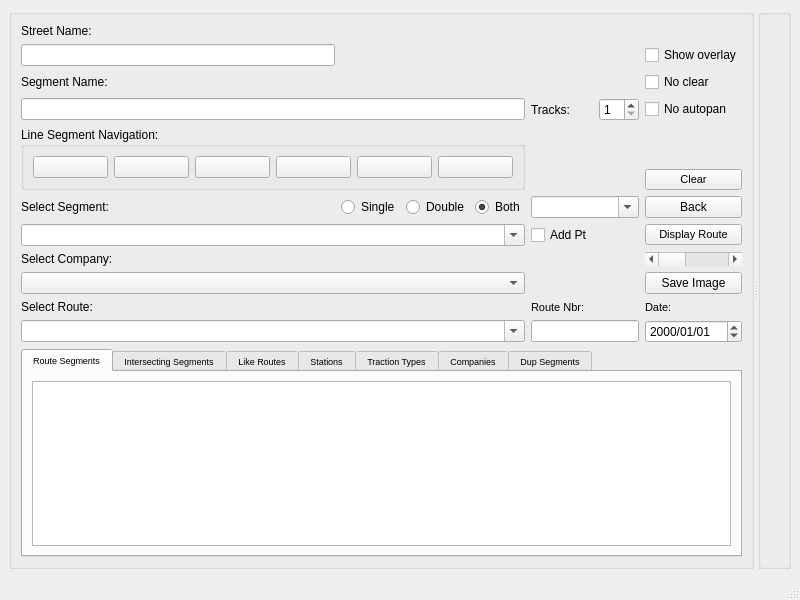
Qt form mapper_app/ui/mainwindow.ui (allenck/mapper) before a commit.
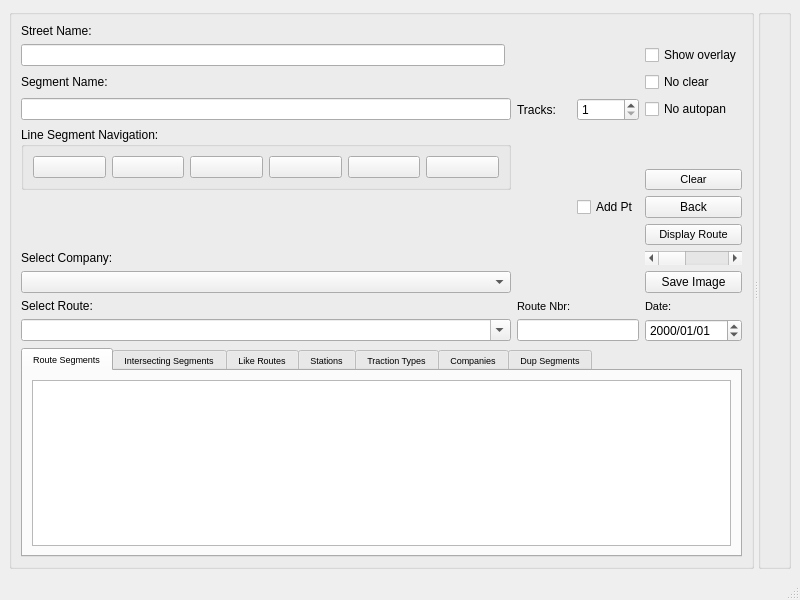
The same form after that commit. Icons and pictures are not drawn. Custom widgets are drawn as their Qt base class.

Patch:
```diff
--- a/mapper_app/ui/mainwindow.ui
+++ b/mapper_app/ui/mainwindow.ui
@@ -130,16 +130,6 @@
           </property>
          </widget>
         </item>
-        <item row="8" column="2">
-         <widget class="QCheckBox" name="chkAddPt">
-          <property name="toolTip">
-           <string>Check to automatically turn on add point mode when selecting a segment from the combo box.</string>
-          </property>
-          <property name="text">
-           <string>Add Pt</string>
-          </property>
-         </widget>
-        </item>
         <item row="13" column="0" colspan="5">
          <widget class="QTabWidget" name="tabWidget">
           <property name="sizePolicy">
@@ -349,41 +339,7 @@
          </widget>
         </item>
         <item row="7" column="1">
-         <layout class="QHBoxLayout" name="horizontalLayout_4">
-          <item>
-           <widget class="QRadioButton" name="rbSingle">
-            <property name="toolTip">
-             <string>&lt;html&gt;&lt;head/&gt;&lt;body&gt;&lt;p&gt;Click to display only single track segments&lt;/p&gt;&lt;/body&gt;&lt;/html&gt;</string>
-            </property>
-            <property name="text">
-             <string>Single</string>
-            </property>
-           </widget>
-          </item>
-          <item>
-           <widget class="QRadioButton" name="rbDouble">
-            <property name="toolTip">
-             <string>&lt;html&gt;&lt;head/&gt;&lt;body&gt;&lt;p&gt;Click to display only double track segments&lt;/p&gt;&lt;/body&gt;&lt;/html&gt;</string>
-            </property>
-            <property name="text">
-             <string>Double</string>
-            </property>
-           </widget>
-          </item>
-          <item>
-           <widget class="QRadioButton" name="rbBoth">
-            <property name="toolTip">
-             <string>&lt;html&gt;&lt;head/&gt;&lt;body&gt;&lt;p&gt;Click to display both single and double track segments.&lt;/p&gt;&lt;/body&gt;&lt;/html&gt;</string>
-            </property>
-            <property name="text">
-             <string>Both</string>
-            </property>
-            <property name="checked">
-             <bool>true</bool>
-            </property>
-           </widget>
-          </item>
-         </layout>
+         <layout class="QHBoxLayout" name="horizontalLayout_4"/>
         </item>
         <item row="12" column="0" colspan="2">
          <widget class="CComboBox" name="cbRoute">
@@ -401,19 +357,6 @@
           </property>
          </widget>
         </item>
-        <item row="8" column="0" colspan="2">
-         <widget class="CComboBox" name="cbSegments">
-          <property name="contextMenuPolicy">
-           <enum>Qt::ActionsContextMenu</enum>
-          </property>
-          <property name="toolTip">
-           <string>&lt;html&gt;&lt;head/&gt;&lt;body&gt;&lt;p&gt;Select a segment from the combobox to be displayed. Or type a segment number.&lt;/p&gt;&lt;/body&gt;&lt;/html&gt;</string>
-          </property>
-          <property name="editable">
-           <bool>true</bool>
-          </property>
-         </widget>
-        </item>
         <item row="11" column="4">
          <widget class="QLabel" name="label_3">
           <property name="font">
@@ -453,13 +396,6 @@
           </property>
          </widget>
         </item>
-        <item row="7" column="0">
-         <widget class="QLabel" name="label_4">
-          <property name="text">
-           <string>Select Segment:</string>
-          </property>
-         </widget>
-        </item>
         <item row="4" column="2">
          <widget class="QLabel" name="lblPoint">
           <property name="toolTip">
@@ -643,13 +579,6 @@
           </property>
          </widget>
         </item>
-        <item row="7" column="2" colspan="2">
-         <widget class="QComboBox" name="cbStreets">
-          <property name="editable">
-           <bool>true</bool>
-          </property>
-         </widget>
-        </item>
         <item row="11" column="0">
          <widget class="QLabel" name="label_5">
           <property name="text">
@@ -681,6 +610,19 @@
           </property>
          </widget>
         </item>
+        <item row="7" column="0">
+         <widget class="SegmentSelectionWidget" name="ssw" native="true"/>
+        </item>
+        <item row="7" column="3">
+         <widget class="QCheckBox" name="chkAddPt">
+          <property name="toolTip">
+           <string>Check to automatically turn on add point mode when selecting a segment from the combo box.</string>
+          </property>
+          <property name="text">
+           <string>Add Pt</string>
+          </property>
+         </widget>
+        </item>
        </layout>
       </widget>
       <widget class="QGroupBox" name="groupBox_2">
@@ -715,6 +657,12 @@
    <extends>QComboBox</extends>
    <header>ccombobox.h</header>
   </customwidget>
+  <customwidget>
+   <class>SegmentSelectionWidget</class>
+   <extends>QWidget</extends>
+   <header>segmentselectionwidget.h</header>
+   <container>1</container>
+  </customwidget>
  </customwidgets>
  <resources>
   <include location="../Resources/mapper.qrc"/>
```
